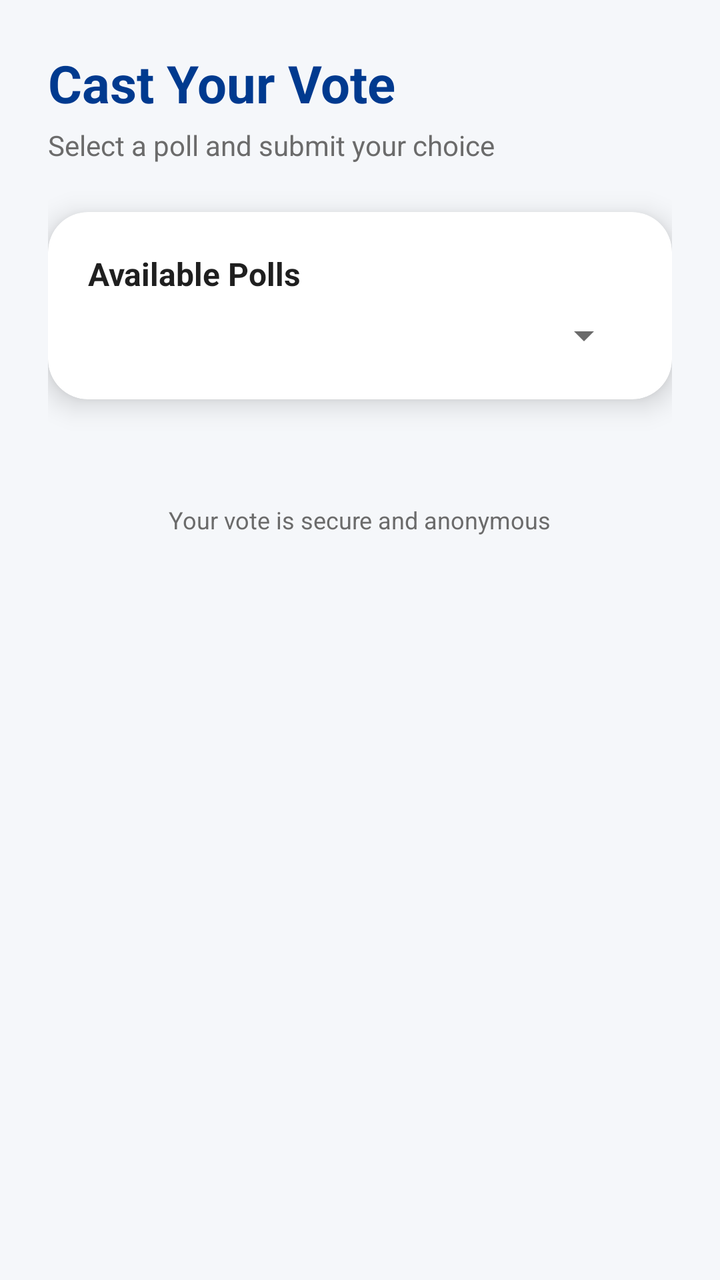
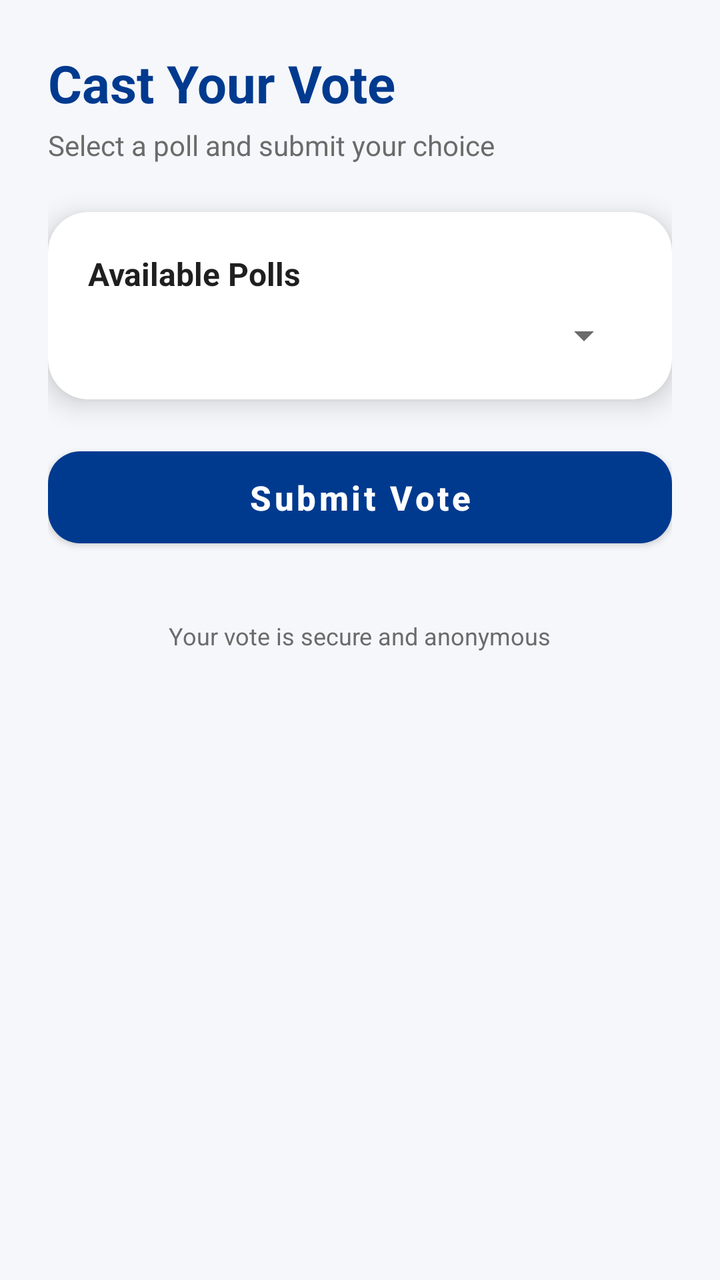

Screens rendered from an Android XML layout before and after an edit, with the pre-edit source and the edit as a unified diff.
<!-- AndroidManifest.xml: application theme Theme.SecureAppVoting -->
<!-- res/layout/activity_vote.xml -->
<?xml version="1.0" encoding="utf-8"?>
<ScrollView xmlns:android="http://schemas.android.com/apk/res/android"
    xmlns:app="http://schemas.android.com/apk/res-auto"
    android:layout_width="match_parent"
    android:layout_height="match_parent"
    android:background="@color/background_main"
    android:padding="24dp">

    <LinearLayout
        android:layout_width="match_parent"
        android:layout_height="wrap_content"
        android:orientation="vertical">

        
        <TextView
            android:layout_width="wrap_content"
            android:layout_height="wrap_content"
            android:text="Cast Your Vote"
            android:textSize="26sp"
            android:textStyle="bold"
            android:textColor="@color/bradford_blue"
            android:layout_marginBottom="4dp" />

        <TextView
            android:layout_width="wrap_content"
            android:layout_height="wrap_content"
            android:text="Select a poll and submit your choice"
            android:textSize="14sp"
            android:textColor="@color/text_secondary"
            android:layout_marginBottom="24dp" />

        
        <com.google.android.material.card.MaterialCardView
            android:layout_width="match_parent"
            android:layout_height="wrap_content"
            app:cardCornerRadius="20dp"
            app:cardElevation="8dp"
            app:cardBackgroundColor="@color/card_white"
            android:layout_marginBottom="20dp">

            <LinearLayout
                android:layout_width="match_parent"
                android:layout_height="wrap_content"
                android:orientation="vertical"
                android:padding="20dp">

                <TextView
                    android:layout_width="wrap_content"
                    android:layout_height="wrap_content"
                    android:text="Available Polls"
                    android:textSize="16sp"
                    android:textStyle="bold"
                    android:textColor="@color/text_primary"
                    android:layout_marginBottom="8dp" />

                <Spinner
                    android:id="@+id/spinnerPolls"
                    android:layout_width="match_parent"
                    android:layout_height="wrap_content" />

                
                <TextView
                    android:id="@+id/txtPollStatus"
                    android:layout_width="wrap_content"
                    android:layout_height="wrap_content"
                    android:text=""
                    android:textSize="14sp"
                    android:textStyle="bold"
                    android:textColor="#D32F2F"
                    android:layout_marginTop="12dp"
                    android:visibility="gone" />

            </LinearLayout>
        </com.google.android.material.card.MaterialCardView>

        
        <TextView
            android:id="@+id/txtOptions"
            android:layout_width="wrap_content"
            android:layout_height="wrap_content"
            android:text="Choose an option"
            android:textSize="18sp"
            android:textStyle="bold"
            android:textColor="@color/text_primary"
            android:layout_marginBottom="12dp"
            android:visibility="gone" />

        
        <com.google.android.material.card.MaterialCardView
            android:id="@+id/cardOptions"
            android:layout_width="match_parent"
            android:layout_height="wrap_content"
            app:cardCornerRadius="20dp"
            app:cardElevation="8dp"
            app:cardBackgroundColor="@color/card_white"
            android:layout_marginBottom="24dp"
            android:visibility="gone">

            <LinearLayout
                android:layout_width="match_parent"
                android:layout_height="wrap_content"
                android:orientation="vertical"
                android:padding="20dp">

                <RadioGroup
                    android:id="@+id/radioGroupOptions"
                    android:layout_width="match_parent"
                    android:layout_height="wrap_content"
                    android:visibility="gone" />

            </LinearLayout>
        </com.google.android.material.card.MaterialCardView>

        
        <com.google.android.material.button.MaterialButton
            android:id="@+id/btnSubmitVote"
            android:layout_width="match_parent"
            android:layout_height="58dp"
            android:text="Submit Vote"
            android:textAllCaps="false"
            android:textSize="17sp"
            android:textStyle="bold"
            android:textColor="@android:color/white"
            app:cornerRadius="16dp"
            app:backgroundTint="@color/bradford_blue"
            android:elevation="6dp"
            android:visibility="gone" />

        
        <TextView
            android:layout_width="wrap_content"
            android:layout_height="wrap_content"
            android:text="Your vote is secure and anonymous"
            android:textSize="12sp"
            android:textColor="@color/text_secondary"
            android:layout_gravity="center_horizontal"
            android:layout_marginTop="32dp" />

    </LinearLayout>
</ScrollView>
<!-- resources referenced by this layout -->
<resources>
  <color name="background_main">#F5F7FA</color>
  <color name="bradford_blue">#003A8F</color>
  <color name="card_white">#FFFFFF</color>
  <color name="text_primary">#1F1F1F</color>
  <color name="text_secondary">#6B6B6B</color>
  <style name="Theme.SecureAppVoting" parent="Theme.MaterialComponents.DayNight.NoActionBar">
  
          
          <item name="colorPrimary">@color/bradford_blue</item>
          <item name="colorPrimaryVariant">@color/bradford_blue_dark</item>
          <item name="colorSecondary">@color/bradford_gold</item>
  
          
          <item name="android:windowBackground">@color/background_main</item>
  
          
          <item name="android:statusBarColor">@color/bradford_blue_dark</item>
  
          
          <item name="android:textColorPrimary">@color/text_primary</item>
          <item name="android:textColorSecondary">@color/text_secondary</item>
  
      </style>
  <color name="bradford_blue_dark">#002B6B</color>
  <color name="bradford_gold">#F5B700</color>
</resources>

<!-- the commit's change to res/layout/activity_vote.xml (unified diff, before → after) -->
@@ -58,12 +58,10 @@
                     android:layout_width="match_parent"
                     android:layout_height="wrap_content" />
 
-                
                 <TextView
                     android:id="@+id/txtPollStatus"
                     android:layout_width="wrap_content"
                     android:layout_height="wrap_content"
-                    android:text=""
                     android:textSize="14sp"
                     android:textStyle="bold"
                     android:textColor="#D32F2F"
@@ -85,7 +83,6 @@
             android:layout_marginBottom="12dp"
             android:visibility="gone" />
 
-        
         <com.google.android.material.card.MaterialCardView
             android:id="@+id/cardOptions"
             android:layout_width="match_parent"
@@ -102,11 +99,11 @@
                 android:orientation="vertical"
                 android:padding="20dp">
 
+                
                 <RadioGroup
                     android:id="@+id/radioGroupOptions"
                     android:layout_width="match_parent"
-                    android:layout_height="wrap_content"
-                    android:visibility="gone" />
+                    android:layout_height="wrap_content" />
 
             </LinearLayout>
         </com.google.android.material.card.MaterialCardView>
@@ -124,7 +121,10 @@
             app:cornerRadius="16dp"
             app:backgroundTint="@color/bradford_blue"
             android:elevation="6dp"
-            android:visibility="gone" />
+            android:enabled="true"
+            android:clickable="true"
+            android:alpha="1.0"
+            android:visibility="visible" />
 
         
         <TextView
